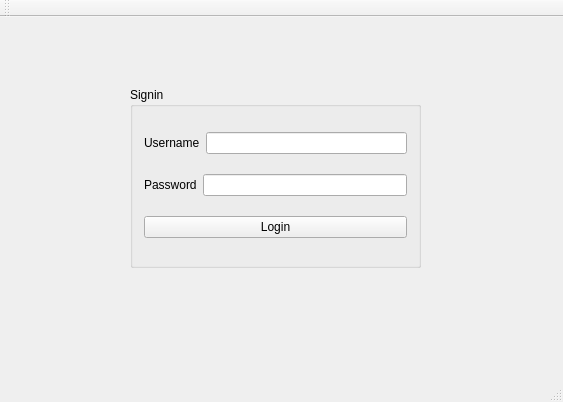
The window that Udemy_Tut_For_Beginners/LoginApp/mainwindow.ui (KrisToe4/qt) describes before a commit, drawn with Qt 5.
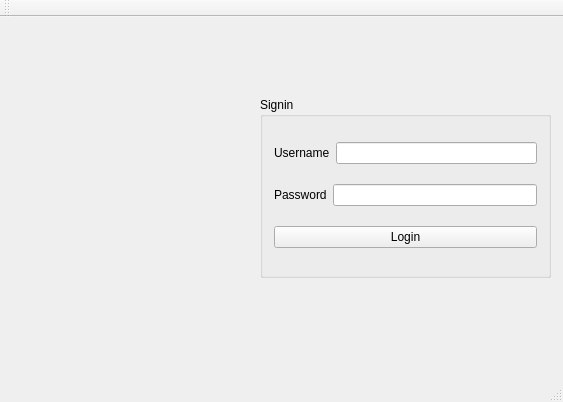
The same window after the commit.

Commit message: Include an image

What changed in the file:
```diff
--- a/Udemy_Tut_For_Beginners/LoginApp/mainwindow.ui
+++ b/Udemy_Tut_For_Beginners/LoginApp/mainwindow.ui
@@ -17,8 +17,8 @@
    <widget class="QGroupBox" name="groupBox">
     <property name="geometry">
      <rect>
-      <x>130</x>
-      <y>70</y>
+      <x>260</x>
+      <y>80</y>
       <width>291</width>
       <height>181</height>
      </rect>
@@ -70,6 +70,19 @@
      </item>
     </layout>
    </widget>
+   <widget class="QLabel" name="labelPicture">
+    <property name="geometry">
+     <rect>
+      <x>40</x>
+      <y>80</y>
+      <width>181</width>
+      <height>191</height>
+     </rect>
+    </property>
+    <property name="text">
+     <string/>
+    </property>
+   </widget>
   </widget>
   <widget class="QMenuBar" name="menuBar">
    <property name="geometry">
```
The commit also changes 1 other file.
